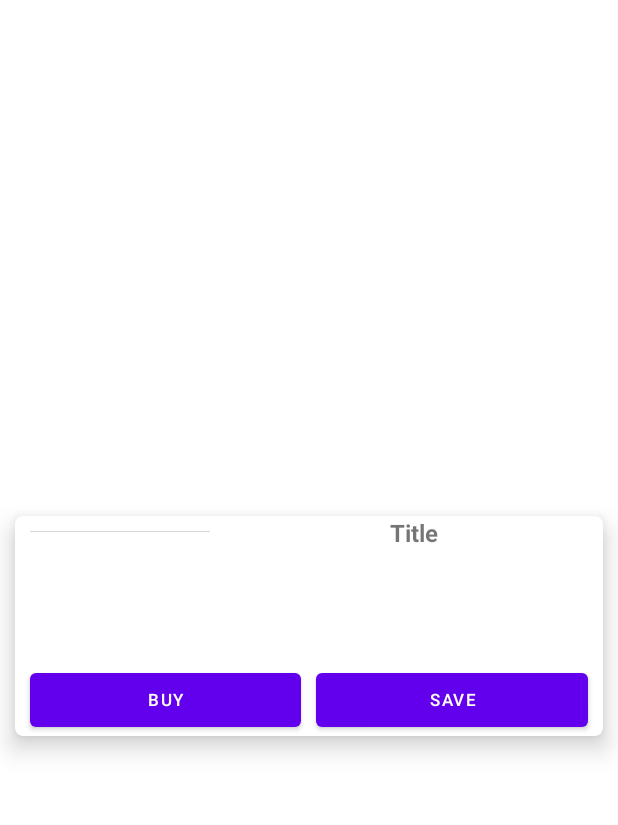
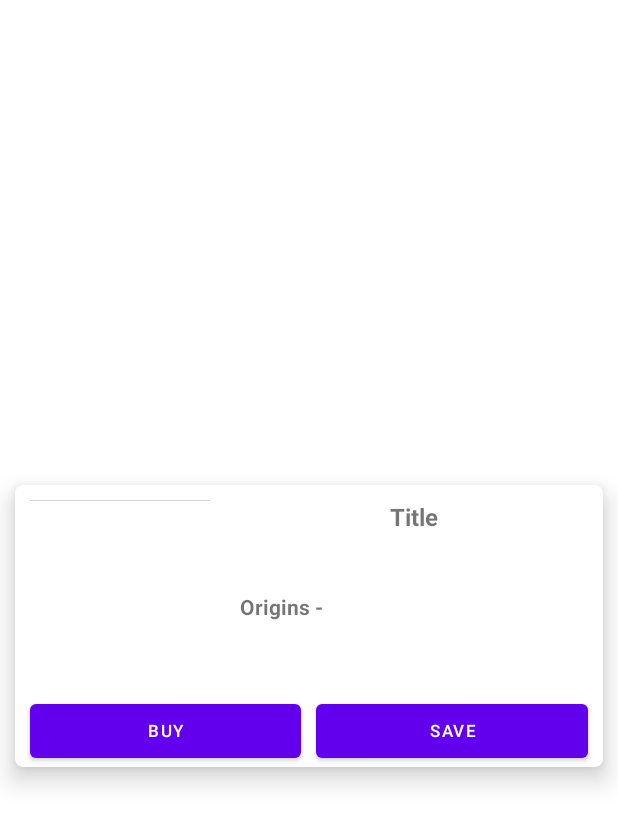
Before and after one commit to official-srv-modak/Shop, an Android app: the layout product_card.xml on its own in the app's theme, with its tools: preview values and no code run, on a phone screen of 412 x 824 dp. Shown: the top 825 px of the screen. Run offline under Robolectric (Android 15) with nearby library versions, the phone set to English and light mode, and no system bars.

Commit message:
Added stock and origins info in the product card

```diff
--- a/app/src/main/res/layout/activity_main.xml
+++ b/app/src/main/res/layout/activity_main.xml
@@ -6,7 +6,7 @@
     android:layout_width="match_parent"
     android:layout_height="match_parent"
     android:focusableInTouchMode="true"
-    >
+    tools:openDrawer="start">
 
     <androidx.appcompat.widget.Toolbar
         android:id="@+id/toolbar1"
@@ -19,7 +19,7 @@
         android:id="@+id/nav_bar"
         android:layout_width="wrap_content"
         android:background="@drawable/background_mobile"
-        android:layout_height="wrap_content"
+        android:layout_height="match_parent"
         app:headerLayout="@layout/menu_header"
         app:menu="@menu/nav_drawer_menu"
         android:layout_gravity="start"/>
--- a/app/src/main/res/layout/menu_header.xml
+++ b/app/src/main/res/layout/menu_header.xml
@@ -33,10 +33,10 @@
                     android:layout_weight="1"
                     app:layout_constraintBottom_toBottomOf="parent"
                     app:layout_constraintEnd_toEndOf="parent"
-                    app:layout_constraintHorizontal_bias="0.951"
+                    app:layout_constraintHorizontal_bias="0.069"
                     app:layout_constraintStart_toStartOf="parent"
                     app:layout_constraintTop_toTopOf="parent"
-                    app:layout_constraintVertical_bias="0.0"
+                    app:layout_constraintVertical_bias="0.034"
                     app:srcCompat="@drawable/back" />
 
                 <ImageView
--- a/app/src/main/res/layout/product_card.xml
+++ b/app/src/main/res/layout/product_card.xml
@@ -43,7 +43,7 @@
                         android:layout_width="wrap_content"
                         android:layout_height="wrap_content"
                         android:layout_margin="10dp"
-                        android:maxWidth="160dp"
+                        android:maxWidth="140dp"
                         android:minWidth="120dp"
                         tools:srcCompat="@tools:sample/avatars" />
 
@@ -57,7 +57,7 @@
                         android:textStyle="bold" />
                 </LinearLayout>
 
-                <androidx.constraintlayout.widget.ConstraintLayout
+                <androidx.appcompat.widget.LinearLayoutCompat
                     android:layout_width="match_parent"
                     android:layout_height="match_parent"
                     android:orientation="vertical">
@@ -66,7 +66,7 @@
                         android:id="@+id/productName"
                         android:layout_width="match_parent"
                         android:layout_height="wrap_content"
-                        android:layout_marginHorizontal="10dp"
+                        android:layout_margin="10dp"
                         android:text="Title"
                         android:textAlignment="center"
                         android:textStyle="bold"
@@ -92,12 +92,48 @@
                         android:autoSizeTextType="uniform"
                         app:layout_constraintBottom_toBottomOf="parent"
                         app:layout_constraintEnd_toEndOf="parent"
-                        app:layout_constraintHorizontal_bias="0.0"
                         app:layout_constraintStart_toStartOf="parent"
                         app:layout_constraintTop_toTopOf="parent"
-                        app:layout_constraintVertical_bias="0.278" />
+                        app:layout_constraintVertical_bias="0.364" />
 
-                </androidx.constraintlayout.widget.ConstraintLayout>
+                    <TextView
+                        android:id="@+id/origin"
+                        android:layout_width="match_parent"
+                        android:layout_height="wrap_content"
+                        android:layout_margin="10dp"
+                        android:layout_weight="1"
+                        android:autoSizeMaxTextSize="14dp"
+                        android:autoSizeMinTextSize="12dp"
+                        android:autoSizeStepGranularity="2sp"
+                        android:autoSizeTextType="uniform"
+                        android:textStyle="bold"
+                        android:text="Origins - "
+                        app:layout_constraintBottom_toBottomOf="parent"
+                        app:layout_constraintEnd_toEndOf="parent"
+                        app:layout_constraintHorizontal_bias="0.8"
+                        app:layout_constraintStart_toStartOf="parent"
+                        app:layout_constraintTop_toTopOf="parent"
+                        app:layout_constraintVertical_bias="0.624" />
+
+                    <TextView
+                        android:id="@+id/stock_info"
+                        android:layout_width="match_parent"
+                        android:layout_height="wrap_content"
+                        android:layout_margin="10dp"
+                        android:layout_weight="1"
+                        android:autoSizeMaxTextSize="14dp"
+                        android:autoSizeMinTextSize="12dp"
+                        android:autoSizeStepGranularity="2sp"
+                        android:autoSizeTextType="uniform"
+                        android:textSize="18sp"
+                        android:textStyle="bold"
+                        app:layout_constraintBottom_toBottomOf="parent"
+                        app:layout_constraintEnd_toEndOf="parent"
+                        app:layout_constraintStart_toStartOf="parent"
+                        app:layout_constraintTop_toTopOf="parent"
+                        app:layout_constraintVertical_bias="0.855" />
+
+                </androidx.appcompat.widget.LinearLayoutCompat>
 
             </LinearLayout>
 
--- a/app/src/main/res/values/colors.xml
+++ b/app/src/main/res/values/colors.xml
@@ -9,4 +9,5 @@
     <color name="white">#FFFFFFFF</color>
     <color name="default_light">#544C4C4C</color>
     <color name="default_dark">#B42C2C2C</color>
+    <color name="default_green">#218525</color>
 </resources>
```
Also changed, not shown: app/src/main/java/com/sourav/shop/MainActivity.java (+19 -1 lines).
